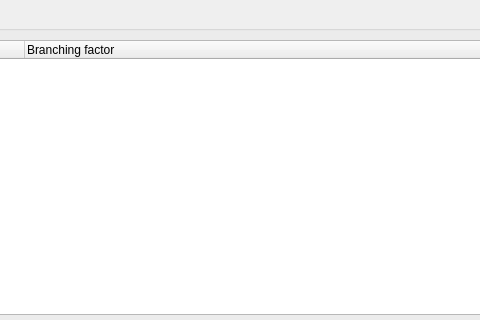
RetroShare/RetroShare, file retroshare-gui/src/gui/statistics/GlobalRouterStatistics.ui: the form before one commit; both pictures show x 899 to 1379 and y 0 to 320 of the 1468 by 659 pixel window.
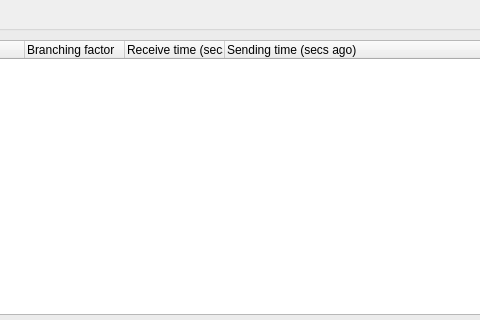
The form after the commit.

Commit message: Added back the routing & last sent time in (secs ago)

What changed in the file:
```diff
--- a/retroshare-gui/src/gui/statistics/GlobalRouterStatistics.ui
+++ b/retroshare-gui/src/gui/statistics/GlobalRouterStatistics.ui
@@ -106,6 +106,16 @@
           <string>Branching factor</string>
          </property>
         </column>
+        <column>
+         <property name="text">
+          <string>Receive time (secs ago)</string>
+         </property>
+        </column>
+        <column>
+         <property name="text">
+          <string>Sending time (secs ago)</string>
+         </property>
+        </column>
        </widget>
       </item>
      </layout>
```
The commit also changes 1 other file.
